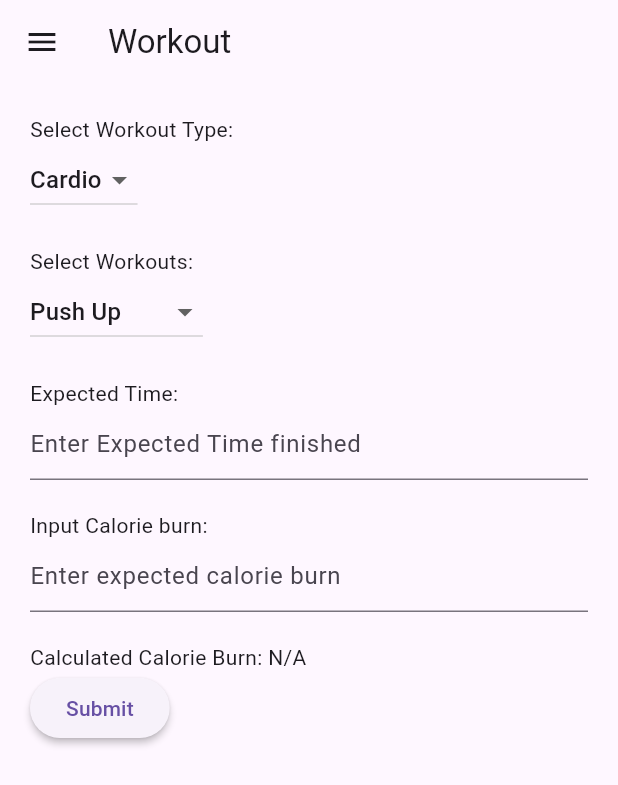
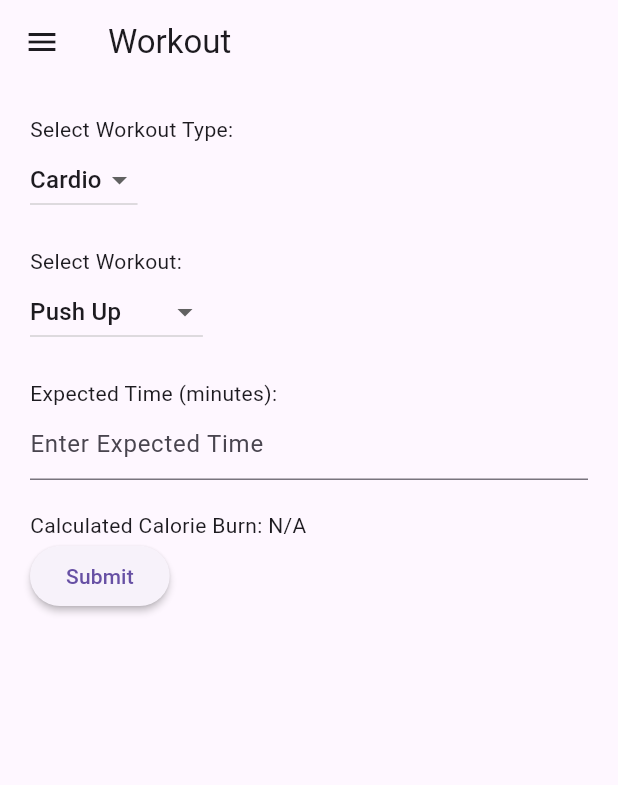
Before and after one commit to bananaNuggets75/personal-trainer-app, a Flutter app: the WorkoutPage screen opened by its route, on a phone screen of 412 x 824 dp. Shown: the top 785 px of the screen. Run offline on Flutter 3.47's test engine with Material 3 defaults, Android fonts, the phone set to English and light mode, and no system bars.

Commit message:
update calorie output

```diff
--- a/personalTrainerApp/personal_trainer_app/lib/workout_page.dart
+++ b/personalTrainerApp/personal_trainer_app/lib/workout_page.dart
@@ -13,9 +13,12 @@
 
   // Hypothetical calorie burn rates per minute for each workout
   Map<String, double> calorieBurnRates = {
-    'Push up': 8.0,
+    'Push Up': 8.0,
     'Squat': 6.0,
-    'Pull up': 10.0,
+    'Pull Up': 10.0,
+    'Leg Press': 7.0,
+    'Barbell Curl': 5.0,
+    'Bench Press': 9.0,
   };
 
   @override
@@ -58,7 +61,7 @@
               },
             ),
             SizedBox(height: 20),
-            Text('Select Workouts:'),
+            Text('Select Workout:'),
             DropdownButton<String>(
               value: selectedWorkout,
               items: <String>[
@@ -73,16 +76,17 @@
                 if (newValue != null) {
                   setState(() {
                     selectedWorkout = newValue;
+                    calculateCalorieBurn();
                   });
                 }
               },
             ),
             SizedBox(height: 20),
-            Text('Expected Time:'),
+            Text('Expected Time (minutes):'),
             TextFormField(
               keyboardType: TextInputType.number,
               decoration: InputDecoration(
-                hintText: 'Enter Expected Time finished',
+                hintText: 'Enter Expected Time',
               ),
               onChanged: (value) {
                 setState(() {
@@ -95,19 +99,7 @@
               },
             ),
             SizedBox(height: 20),
-            Text('Input Calorie burn:'),
-            TextFormField(
-              decoration: InputDecoration(
-                hintText: 'Enter expected calorie burn',
-              ),
-              onChanged: (value) {
-                setState(() {
-                  calorieBurn = double.tryParse(value);
-                });
-              },
-            ),
-            SizedBox(height: 20),
-            Text('Calculated Calorie Burn: ${calorieBurn ?? "N/A"}'),
+            Text('Calculated Calorie Burn: ${calorieBurn?.toStringAsFixed(2) ?? "N/A"}'),
             ElevatedButton(
               onPressed: () {
                 // Handle the submit action
```
